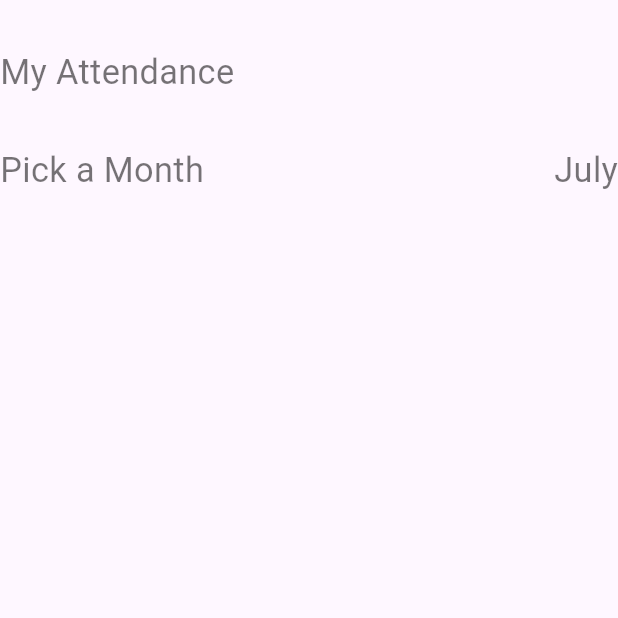
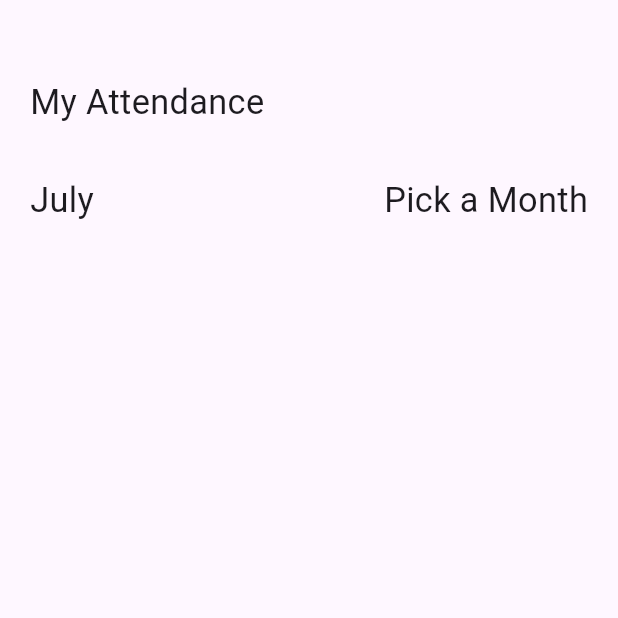
Before and after one commit to Infinite-7/registration-app, a Flutter app: the CalendarScreen screen opened directly, on a phone screen of 412 x 824 dp, the top half of it. Run offline on Flutter 3.47's test engine with Material 3 defaults, Android fonts, the phone set to English and light mode, and no system bars; our stand-ins replace cloud_firestore, firebase_core, flutter_keyboard_visibility, font_awesome_flutter, geocoding, local_auth and 3 more; missing offline and left inert: month_year_picker; accounts and stored records are empty; Roboto replaces fonts that are missing (Nexa Bold).

Commit message:
commit 07

```diff
--- a/lib/calendar_screen.dart
+++ b/lib/calendar_screen.dart
@@ -26,6 +26,7 @@ class _CalendarScreenState extends State<CalendarScreen> {
 
     return Scaffold(
       body: SingleChildScrollView(
+        padding: const EdgeInsets.all(20),
         child: Column(
           children: [
             Container(
@@ -34,7 +35,6 @@ class _CalendarScreenState extends State<CalendarScreen> {
               child: Text(
                 "My Attendance",
                 style: TextStyle(
-                  color: Colors.black54,
                   fontFamily: "Nexa Bold",
                   fontSize: screenWidth / 18,
                 ),
@@ -43,19 +43,18 @@ class _CalendarScreenState extends State<CalendarScreen> {
             Stack(
               children: [
                 Container(
-                  alignment: Alignment.centerRight,
+                  alignment: Alignment.centerLeft,
                   margin: const EdgeInsets.only(top: 32),
                   child: Text(
                     _month,
                     style: TextStyle(
-                      color: Colors.black54,
                       fontFamily: "Nexa Bold",
                       fontSize: screenWidth / 18,
                     ),
                   ),
                 ),
                 Container(
-                  alignment: Alignment.centerLeft,
+                  alignment: Alignment.centerRight,
                   margin: const EdgeInsets.only(top: 32),
                   child: GestureDetector(
                     onTap: () async {
@@ -97,7 +96,6 @@ class _CalendarScreenState extends State<CalendarScreen> {
                     child: Text(
                       "Pick a Month",
                       style: TextStyle(
-                        color: Colors.black54,
                         fontFamily: "Nexa Bold",
                         fontSize: screenWidth / 18,
                       ),
--- a/lib/home_screen.dart
+++ b/lib/home_screen.dart
@@ -18,7 +18,7 @@ class _HomescreenState extends State<Homescreen> {
   double screenHeight = 0;
   double screenWidth = 0;
 
-  String id = '';
+  // String id = '';
 
   Color primary = const Color(0xFFEEF444C);
 
--- a/pubspec.yaml
+++ b/pubspec.yaml
@@ -45,6 +45,7 @@ dependencies:
   month_year_picker: ^0.4.0+1
   geocoding: ^3.0.0
   location: ^7.0.0
+  local_auth: ^2.2.0
 
 dev_dependencies:
   flutter_test:
```
Also changed, not shown: lib/services/local_auth_service.dart (added, +36 -0 lines), lib/today_screen.dart (+6 -2 lines), pubspec.lock, 5 other files.
